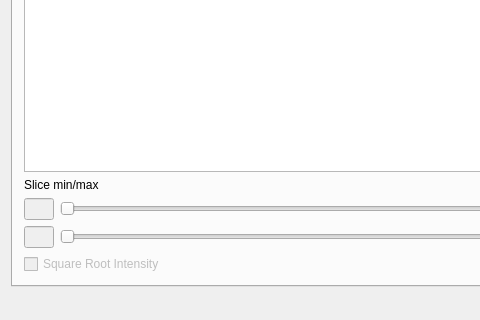
Qt form Qt/prismmainwindow.ui (prism-em/prismatic) before a commit; both pictures show x 0 to 480 and y 553 to 873 of the 1000 by 873 pixel window.
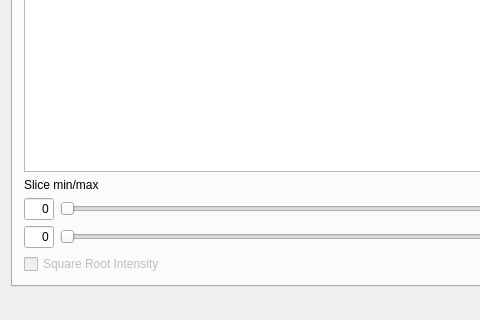
The same form after that commit. The open tabs and pages were chosen to show the change.

Patch:
```diff
--- a/Qt/prismmainwindow.ui
+++ b/Qt/prismmainwindow.ui
@@ -59,7 +59,7 @@
                 <item>
                  <widget class="QLineEdit" name="lineEdit_slicemin">
                   <property name="enabled">
-                   <bool>false</bool>
+                   <bool>true</bool>
                   </property>
                   <property name="maximumSize">
                    <size>
@@ -67,6 +67,9 @@
                     <height>16777215</height>
                    </size>
                   </property>
+                  <property name="text">
+                   <string>0</string>
+                  </property>
                   <property name="alignment">
                    <set>Qt::AlignRight|Qt::AlignTrailing|Qt::AlignVCenter</set>
                   </property>
@@ -89,7 +92,7 @@
                 <item>
                  <widget class="QLineEdit" name="lineEdit_slicemax">
                   <property name="enabled">
-                   <bool>false</bool>
+                   <bool>true</bool>
                   </property>
                   <property name="maximumSize">
                    <size>
@@ -97,6 +100,9 @@
                     <height>16777215</height>
                    </size>
                   </property>
+                  <property name="text">
+                   <string>0</string>
+                  </property>
                   <property name="alignment">
                    <set>Qt::AlignRight|Qt::AlignTrailing|Qt::AlignVCenter</set>
                   </property>
```
Left out of the diff: 6 changed lines with no effect on the pictures.
